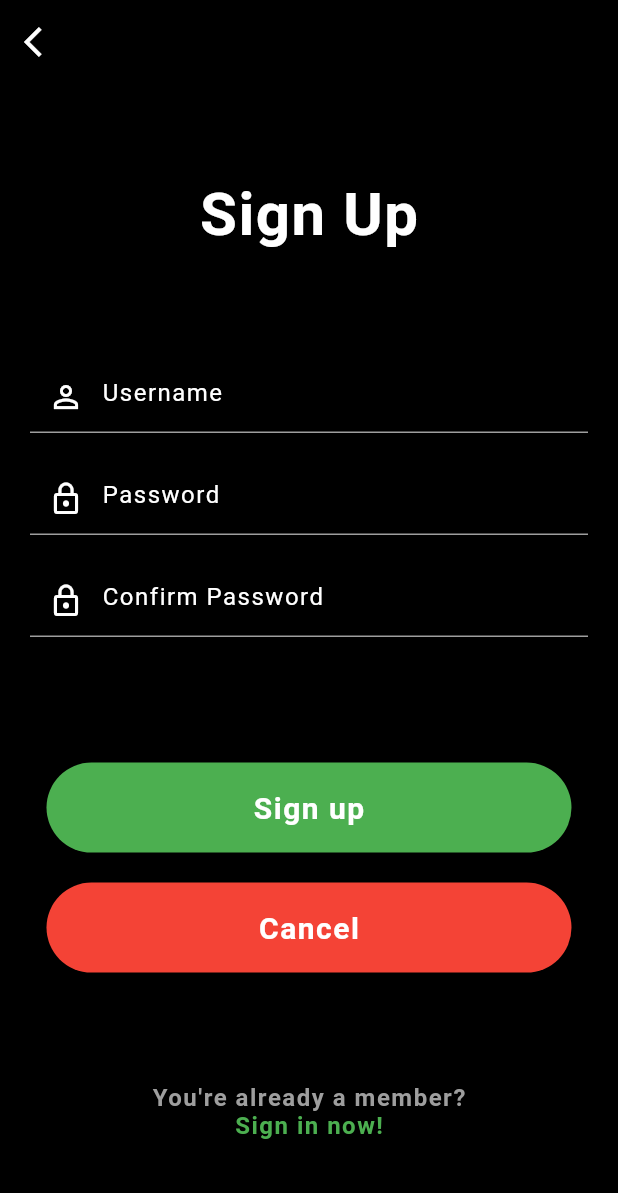
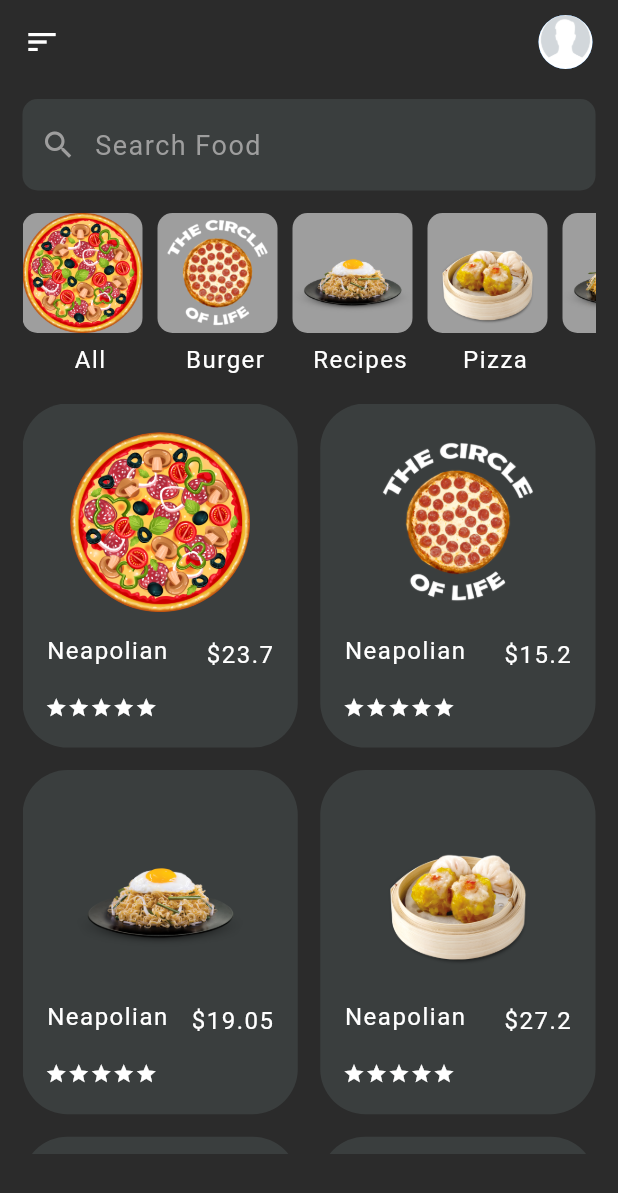
Before and after one commit to Bacdong/food-delivery-app, a Flutter app: the screen it shows after launch, on a phone screen of 412 x 824 dp. Shown: the top 1193 px of the screen. Run offline on Flutter 3.47's test engine with Material 2 defaults, Android fonts, the phone set to English and light mode, and no system bars.

Commit message:
Add home screens

```diff
--- a/lib/main.dart
+++ b/lib/main.dart
@@ -1,4 +1,5 @@
 import 'package:flutter/material.dart';
+import 'package:food_delivery/screens/home.dart';
 import 'package:food_delivery/screens/login.dart';
 import 'package:food_delivery/screens/register.dart';
 import 'package:food_delivery/screens/welcome.dart';
@@ -14,9 +15,12 @@ class MyApp extends StatelessWidget {
       debugShowCheckedModeBanner: false,
       title: 'Food Delivery',
       theme: ThemeData(
-
+        scaffoldBackgroundColor: Color(0xff2b2b2b),
+        appBarTheme: AppBarTheme(
+          color: Color(0xff2b2b2b),
+        ),
       ),
-      home: Register(),
+      home: Home(),
     );
   }
 }
--- /dev/null
+++ b/lib/screens/home.dart
@@ -0,0 +1,207 @@
+import 'package:flutter/material.dart';
+
+class Home extends StatefulWidget {
+  const Home({ Key? key }) : super(key: key);
+
+  @override
+  _HomeState createState() => _HomeState();
+}
+
+class _HomeState extends State<Home> {
+  Widget CategoryItems({ required String image, required String categoryName }) {
+    return Column(
+      children: [
+        Container(
+          margin: EdgeInsets.only(right: 10),
+          width: 80,
+          height: 80,
+          decoration: BoxDecoration(
+            image: DecorationImage(image: AssetImage(image)),
+            color: Colors.grey,
+            borderRadius: BorderRadius.circular(10),
+          ),
+        ),
+        SizedBox(height: 8,),
+        Text(
+          categoryName,
+          style: TextStyle(
+            fontSize: 16,
+            color: Colors.white,
+            letterSpacing: 1,
+          ),
+        )
+      ],
+    );
+  }
+
+  Widget FoodItems({
+    required String image,
+    required String name,
+    required double price
+  }) {
+    return Container(
+      padding: EdgeInsets.symmetric(vertical: 15),
+      width: MediaQuery.of(context).size.width * 0.5 - 10,
+      height: 250,
+      decoration: BoxDecoration(
+        color: Color(0xff3a3e3e),
+        borderRadius: BorderRadius.circular(30),
+      ),
+      child: Column(
+        mainAxisAlignment: MainAxisAlignment.center,
+        children: [
+          CircleAvatar(
+            backgroundColor: Color(0xff3a3e3e),
+            radius: 60,
+            backgroundImage: AssetImage(image),
+          ),
+          ListTile(
+            leading: Text(
+              name,
+              style: TextStyle(
+                fontSize: 16,
+                color: Colors.white,
+                letterSpacing: 1
+              ),
+            ),
+            trailing: Text(
+              '\$' + price.toString(),
+              style: TextStyle(
+                fontSize: 16,
+                color: Colors.white,
+                letterSpacing: 1,
+              ),
+            ),
+          ),
+          Padding(
+            padding: EdgeInsets.symmetric(horizontal: 15),
+            child: Row(
+              children: [
+                Icon(Icons.star, size: 15, color: Colors.white ,),
+                Icon(Icons.star, size: 15, color: Colors.white ,),
+                Icon(Icons.star, size: 15, color: Colors.white ,),
+                Icon(Icons.star, size: 15, color: Colors.white ,),
+                Icon(Icons.star, size: 15, color: Colors.white ,),
+              ],
+            ),
+          ),
+        ],
+      ),
+    );
+  }
+
+  @override
+  Widget build(BuildContext context) {
+    return Scaffold(
+      appBar: AppBar(
+        elevation: 0.0,
+        leading: Icon(Icons.sort),
+        actions: [
+          Padding(
+            padding: const EdgeInsets.symmetric(horizontal: 15, vertical: 10),
+            child: CircleAvatar(
+              backgroundImage: AssetImage('images/thumbnails/1.jpeg'),
+            ),
+          ),
+        ],
+      ),
+      body: Padding(
+        padding: const EdgeInsets.symmetric(horizontal: 15, vertical: 10),
+        child: Column(
+          children: [
+            TextField(
+              decoration: InputDecoration(
+                hintText: 'Search Food',
+                hintStyle: TextStyle(
+                  fontSize: 18,
+                  color: Colors.grey,
+                  letterSpacing: 1,
+                ),
+                prefixIcon: Icon(Icons.search, color: Colors.grey,),
+                filled: true,
+                fillColor: Color(0xff3a3e3e),
+                 border: OutlineInputBorder(
+                   borderSide: BorderSide.none,
+                   borderRadius: BorderRadius.circular(10),
+                 )
+              ),
+            ),
+            SizedBox(height: 15,),
+            SingleChildScrollView(
+              scrollDirection: Axis.horizontal,
+              child: Row(
+                mainAxisAlignment: MainAxisAlignment.start,
+                children: [
+                  CategoryItems(image: 'images/foods/1.png', categoryName: 'All'),
+                  CategoryItems(image: 'images/foods/2.png', categoryName: 'Burger'),
+                  CategoryItems(image: 'images/foods/3.png', categoryName: 'Recipes'),
+                  CategoryItems(image: 'images/foods/4.png', categoryName: 'Pizza'),
+                  CategoryItems(image: 'images/foods/5.png', categoryName: 'Drink'),
+                ],
+              ),
+            ),
+            SizedBox(height: 20,),
+            Container(
+              height: 500,
+              child: GridView.count(
+                shrinkWrap: false,
+                primary: false,
+                crossAxisCount: 2,
+                childAspectRatio: 0.8,
+                crossAxisSpacing: 15,
+                mainAxisSpacing: 15,
+                children: [
+                  FoodItems(
+                    image: 'images/foods/1.png',
+                    name: 'Neapolian',
+                    price: 23.7,
+                  ),
+                  FoodItems(
+                    image: 'images/foods/2.png',
+                    name: 'Neapolian',
+                    price: 15.2,
+                  ),
+                  FoodItems(
+                    image: 'images/foods/3.png',
+                    name: 'Neapolian',
+                    price: 19.05,
+                  ),
+                  FoodItems(
+                    image: 'images/foods/4.png',
+                    name: 'Neapolian',
+                    price: 27.2,
+                  ),
+                  FoodItems(
+                    image: 'images/foods/5.png',
+                    name: 'Neapolian',
+                    price: 8.12,
+                  ),
+                  FoodItems(
+                    image: 'images/foods/6.png',
+                    name: 'Neapolian',
+                    price: 11.42,
+                  ),
+                  FoodItems(
+                    image: 'images/foods/7.png',
+                    name: 'Neapolian',
+                    price: 31.0,
+                  ),
+                  FoodItems(
+                    image: 'images/foods/8.png',
+                    name: 'Neapolian',
+                    price: 23.2,
+                  ),
+                  FoodItems(
+                    image: 'images/foods/9.png',
+                    name: 'Neapolian',
+                    price: 16.72,
+                  ),
+                ],
+              ),
+            ),
+          ],
+        ),
+      ),
+    );
+  }
+}
--- a/pubspec.yaml
+++ b/pubspec.yaml
@@ -60,6 +60,8 @@ flutter:
   # To add assets to your application, add an assets section, like this:
   assets:
     - images/
+    - images/thumbnails/
+    - images/foods/
   #   - images/a_dot_ham.jpeg
 
   # An image asset can refer to one or more resolution-specific "variants", see
```
Also changed, not shown: images/foods/1.png (added), images/foods/2.png (added), images/foods/3.png (added), images/foods/4.png (added), images/foods/5.png (added), images/foods/6.png (added), images/foods/7.png (added), images/foods/8.png (added), images/foods/9.png (added), images/thumbnails/1.jpeg (added), 1 other file.
